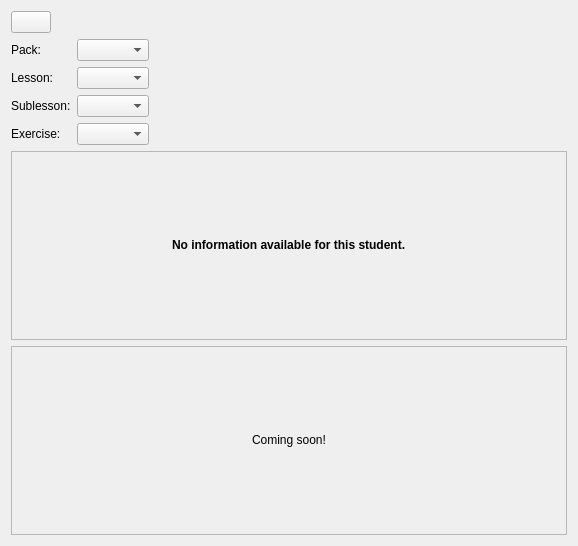
Above: ui/widgets/studentdetails.ui from Open-Typer/ClassMonitor before the change. Below: the same form after it.
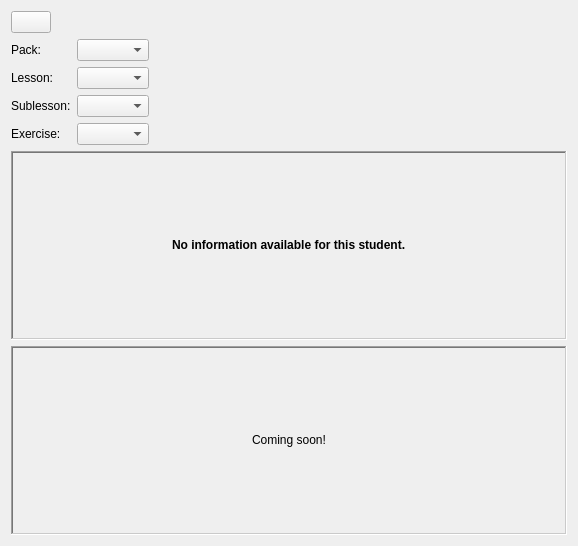
That is the form after the change. Icons and pictures are not drawn.

Commit message: ui: widgets: studentdetails: Set style of the frames

```diff
--- a/ui/widgets/studentdetails.ui
+++ b/ui/widgets/studentdetails.ui
@@ -17,10 +17,10 @@
    <item row="4" column="0">
     <widget class="QFrame" name="chartFrame">
      <property name="frameShape">
-      <enum>QFrame::StyledPanel</enum>
+      <enum>QFrame::WinPanel</enum>
      </property>
      <property name="frameShadow">
-      <enum>QFrame::Raised</enum>
+      <enum>QFrame::Sunken</enum>
      </property>
      <layout class="QGridLayout" name="gridLayout_2">
       <item row="0" column="0" alignment="Qt::AlignHCenter|Qt::AlignVCenter">
@@ -203,10 +203,10 @@
    <item row="3" column="0">
     <widget class="QFrame" name="noInfoFrame">
      <property name="frameShape">
-      <enum>QFrame::StyledPanel</enum>
+      <enum>QFrame::WinPanel</enum>
      </property>
      <property name="frameShadow">
-      <enum>QFrame::Raised</enum>
+      <enum>QFrame::Sunken</enum>
      </property>
      <layout class="QGridLayout" name="gridLayout_3">
       <item row="0" column="0" alignment="Qt::AlignHCenter|Qt::AlignVCenter">
```
